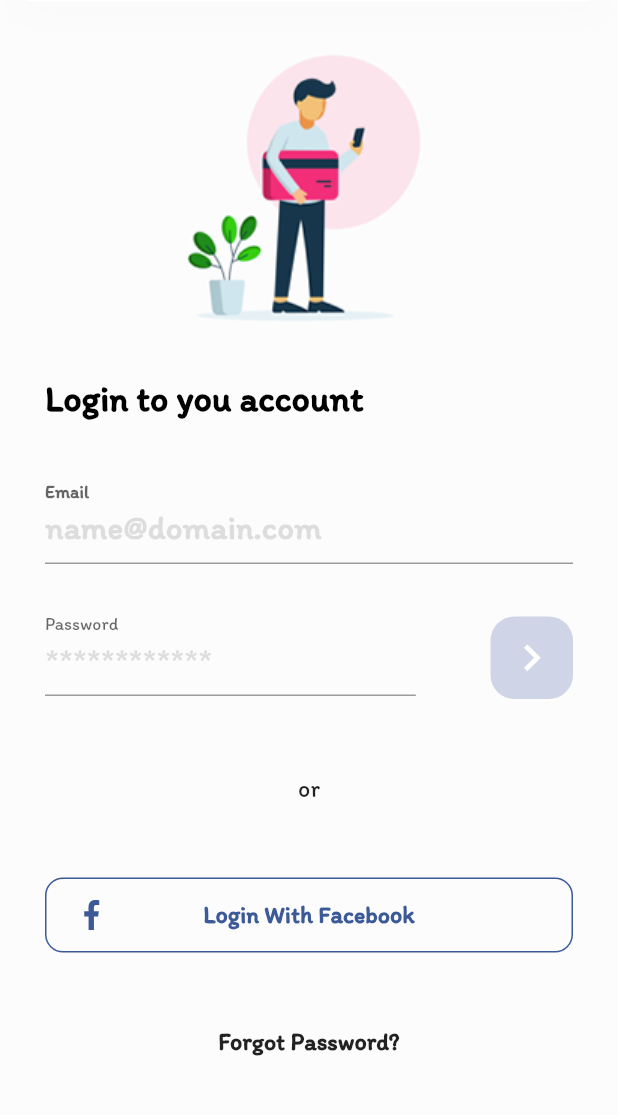
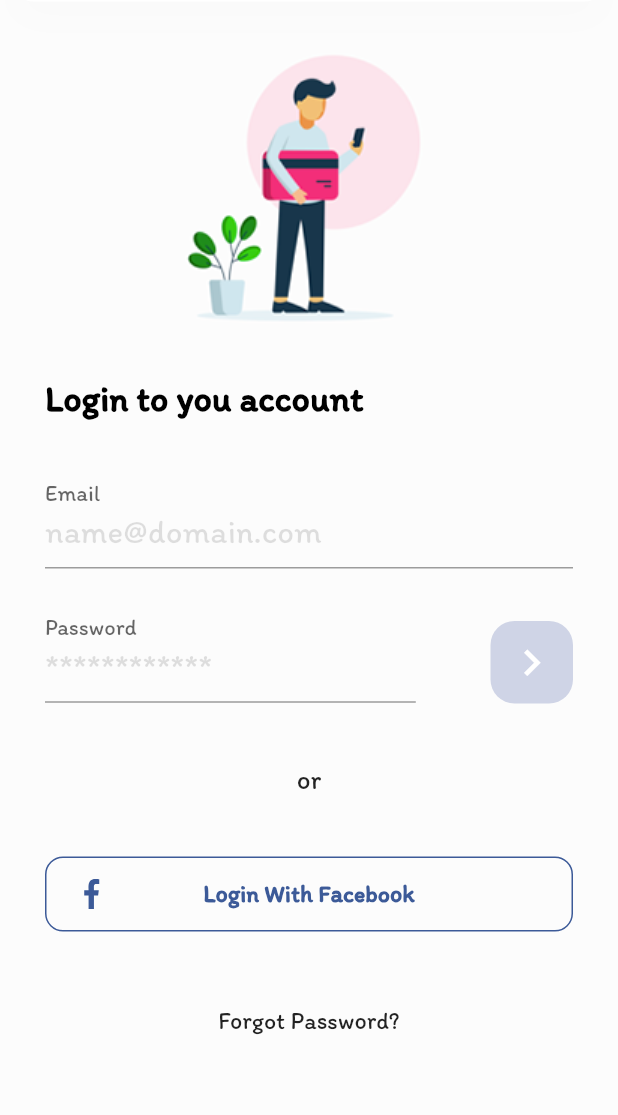
Before and after one commit to jason2071/budget_tracker, a Flutter app: the screen it shows after launch, on a phone screen of 412 x 824 dp, the part 105-1220 px from its top. Run offline on Flutter 3.47's test engine with Material 2 defaults, Android fonts, the phone set to English and light mode, and no system bars; our stand-ins replace flutter_svg.

```diff
--- a/lib/pages/signin/components/body.dart
+++ b/lib/pages/signin/components/body.dart
@@ -13,6 +13,7 @@ class Body extends StatelessWidget {
   Widget build(BuildContext context) {
     return Container(
       width: double.infinity,
+      height: double.infinity,
       child: Padding(
         padding: EdgeInsets.symmetric(horizontal: 30),
         child: SingleChildScrollView(
@@ -41,7 +42,6 @@ class Body extends StatelessWidget {
                 style: TextStyle(
                   color: Colors.black,
                   fontSize: 22,
-                  fontWeight: FontWeight.w600,
                 ),
                 decoration: InputDecoration(
                   floatingLabelBehavior: FloatingLabelBehavior.always,
@@ -49,10 +49,9 @@ class Body extends StatelessWidget {
                   hintStyle: TextStyle(
                     color: Colors.black12,
                     fontSize: 22,
-                    fontWeight: FontWeight.w600,
                   ),
                   labelText: "Email",
-                  labelStyle: TextStyle(fontSize: 16),
+                  labelStyle: TextStyle(fontSize: 20),
                 ),
               ),
               SizedBox(height: 20),
@@ -74,7 +73,7 @@ class Body extends StatelessWidget {
                           fontSize: 22,
                         ),
                         labelText: "Password",
-                        labelStyle: TextStyle(fontSize: 16),
+                        labelStyle: TextStyle(fontSize: 20),
                       ),
                     ),
                   ),
@@ -95,9 +94,9 @@ class Body extends StatelessWidget {
                   ),
                 ],
               ),
-              SizedBox(height: 50),
-              Center(child: Text("or", style: TextStyle(fontSize: 16))),
-              SizedBox(height: 50),
+              SizedBox(height: 40),
+              Center(child: Text("or", style: TextStyle(fontSize: 18))),
+              SizedBox(height: 40),
               Container(
                 height: 50,
                 padding: EdgeInsets.symmetric(horizontal: 20),
@@ -133,10 +132,7 @@ class Body extends StatelessWidget {
               Center(
                 child: Text(
                   "Forgot Password?",
-                  style: TextStyle(
-                    fontSize: 16,
-                    fontWeight: FontWeight.w600,
-                  ),
+                  style: TextStyle(fontSize: 16),
                 ),
               ),
             ],
```
